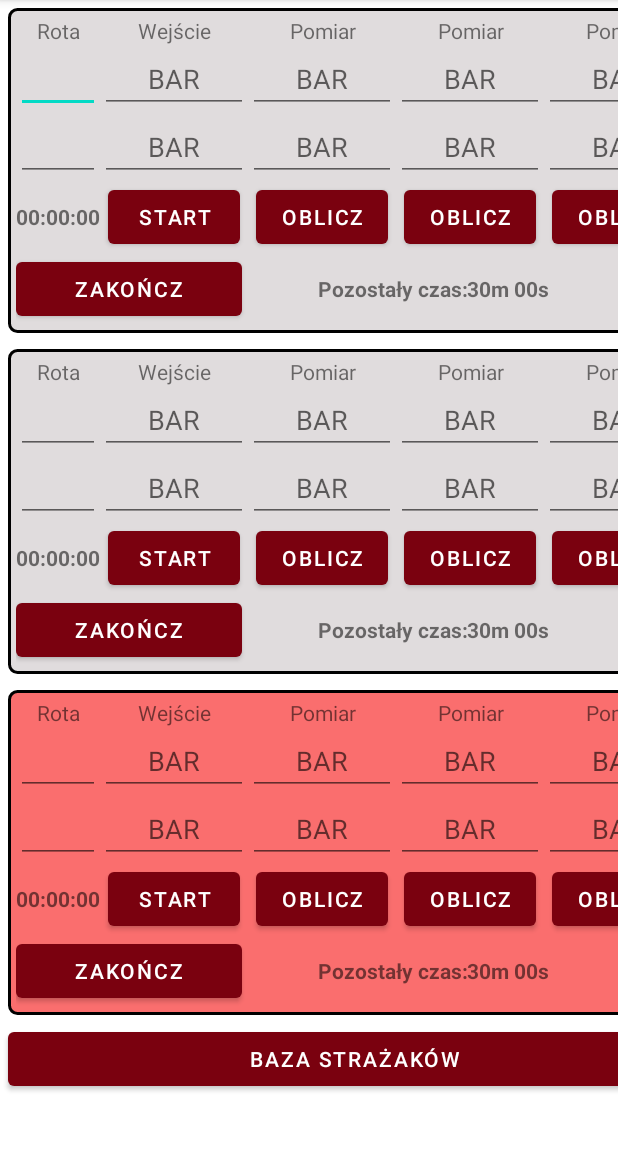
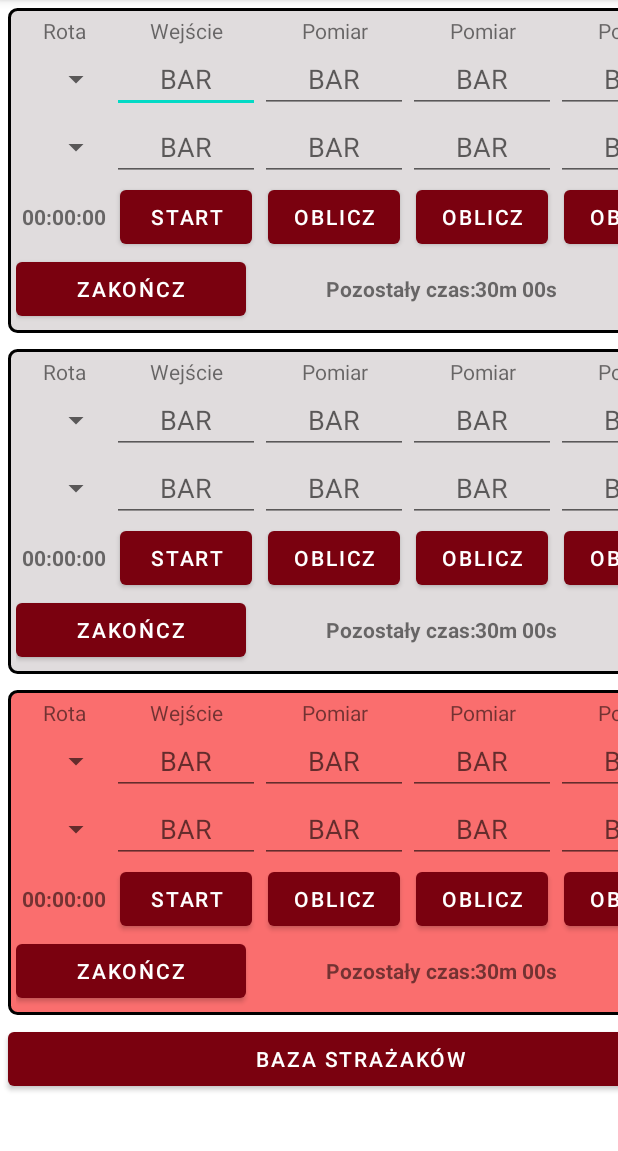
Before and after one commit to BartoszDolata/FirefighterSupportApp, an Android app: the screen it shows after launch (MainActivity), on a phone screen of 412 x 824 dp, the part 84-1235 px from its top. Run offline under Robolectric (Android 15) with nearby library versions, the phone set to English and light mode, and no system bars.

```diff
--- a/app/src/main/java/com/example/firefightersupportapp/DBHelper.kt
+++ b/app/src/main/java/com/example/firefightersupportapp/DBHelper.kt
@@ -1,5 +1,6 @@
 package com.example.firefightersupportapp
 
+import android.annotation.SuppressLint
 import android.content.ContentValues
 import android.content.Context
 import android.database.Cursor
@@ -40,6 +41,24 @@ class DBHelper(context: Context, factory: SQLiteDatabase.CursorFactory?) :
         return db.rawQuery("SELECT * FROM $TABLE_NAME", null)
     }
 
+    @SuppressLint("Range")
+    fun getNames(): List<String> {
+        val cursor = getFirefighters()
+        val listData = mutableListOf<String>()
+
+        if (cursor!!.moveToFirst()) {
+            do {
+                listData.add(String.format("%s %s - %s",
+                    cursor.getString(cursor.getColumnIndex(NAME)),
+                    cursor.getString(cursor.getColumnIndex(SURNAME)),
+                    cursor.getString(cursor.getColumnIndex(NICK))))
+            }
+            while (cursor.moveToNext())
+        }
+        listData.add("")
+        return listData
+    }
+
     companion object{
         private val DATABASE_NAME = "FIREFIGHTERS"
         private val DATABASE_VERSION = 1
--- a/app/src/main/java/com/example/firefightersupportapp/DatabaseActivity.kt
+++ b/app/src/main/java/com/example/firefightersupportapp/DatabaseActivity.kt
@@ -99,7 +99,6 @@ class DatabaseActivity : AppCompatActivity() {
             print("### $name $surname $nick")
             val added = database.addFirefighter(name, surname, nick)
             if (added > 0) {
-                Toast.makeText(this@DatabaseActivity, nick, Toast.LENGTH_SHORT).show()
                 Toast.makeText(this@DatabaseActivity, "Dodano pomyślnie", Toast.LENGTH_SHORT).show()
             }
             popupWindow.dismiss()
--- a/app/src/main/java/com/example/firefightersupportapp/FireBrigadeFragment.kt
+++ b/app/src/main/java/com/example/firefightersupportapp/FireBrigadeFragment.kt
@@ -1,17 +1,13 @@
 package com.example.firefightersupportapp
 
-import android.annotation.SuppressLint
 import android.os.Bundle
 import android.os.Handler
-import android.text.TextUtils
 import android.view.Gravity
 import android.view.LayoutInflater
 import android.view.View
-import android.view.View.OnFocusChangeListener
 import android.view.ViewGroup
 import android.widget.*
 import androidx.fragment.app.Fragment
-import com.example.firefightersupportapp.databinding.ActivityMainBinding
 import com.example.firefightersupportapp.databinding.FragmentFireBrigadeBinding
 import java.text.SimpleDateFormat
 import java.util.*
@@ -65,6 +61,20 @@ class FireBrigadeFragment : Fragment() {
         ff2_check4 = view.findViewById(R.id.ff2_check4)
         btn_check4 = view.findViewById(R.id.btn_check4)
         btn_end = view.findViewById(R.id.btn_end1)
+
+
+        val f1_spinner = view.findViewById<Spinner>(R.id.firefighter1)
+        val f2_spinner = view.findViewById<Spinner>(R.id.firefighter2)
+        val options = DBHelper(requireContext(), null).getNames()
+        val adapter: ArrayAdapter<String> = ArrayAdapter<String>(
+            requireContext(),
+            android.R.layout.simple_spinner_item,
+            options
+        )
+        f1_spinner.adapter = adapter
+        f1_spinner.setSelection(options.indexOf(""))
+        f2_spinner.adapter = adapter
+        f2_spinner.setSelection(options.indexOf(""))
 
         btn_check1.setOnClickListener {
             setTimeToEscape(ff1_check1, ff2_check1)
--- a/app/src/main/res/layout/fragment_fire_brigade.xml
+++ b/app/src/main/res/layout/fragment_fire_brigade.xml
@@ -65,12 +65,13 @@
             android:layout_width="match_parent"
             android:layout_height="match_parent">
 
-            <EditText
+            <Spinner
                 android:id="@+id/firefighter1"
                 android:layout_width="match_parent"
                 android:layout_height="match_parent"
                 android:layout_weight="1"
                 android:gravity="center"
+                android:spinnerMode="dropdown"
                 />
 
             <EditText
@@ -118,12 +119,13 @@
             android:layout_width="match_parent"
             android:layout_height="match_parent">
 
-            <EditText
+            <Spinner
                 android:id="@+id/firefighter2"
                 android:layout_width="match_parent"
                 android:layout_height="match_parent"
                 android:layout_weight="1"
                 android:gravity="center"
+                android:spinnerMode="dropdown"
                 />
 
             <EditText
```
